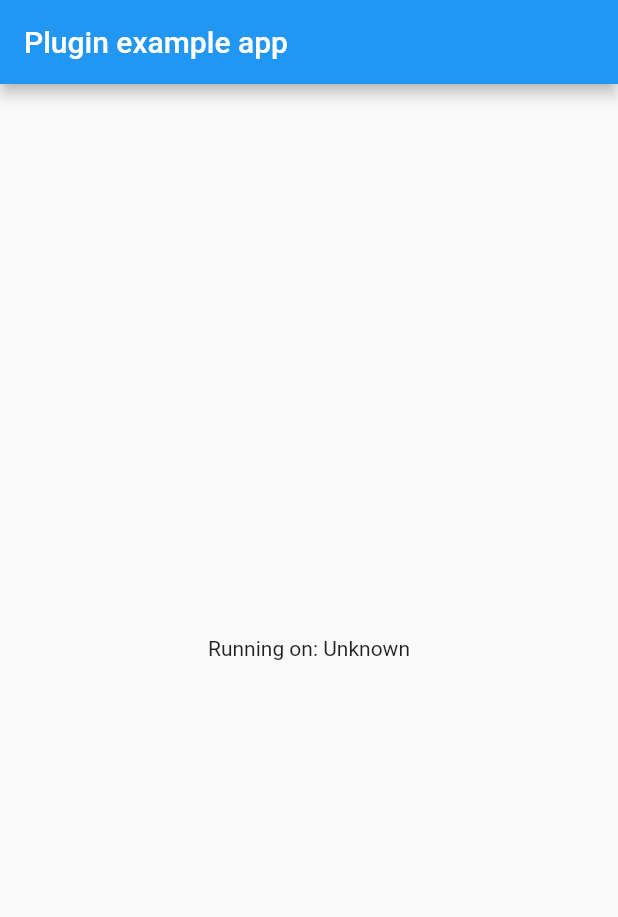
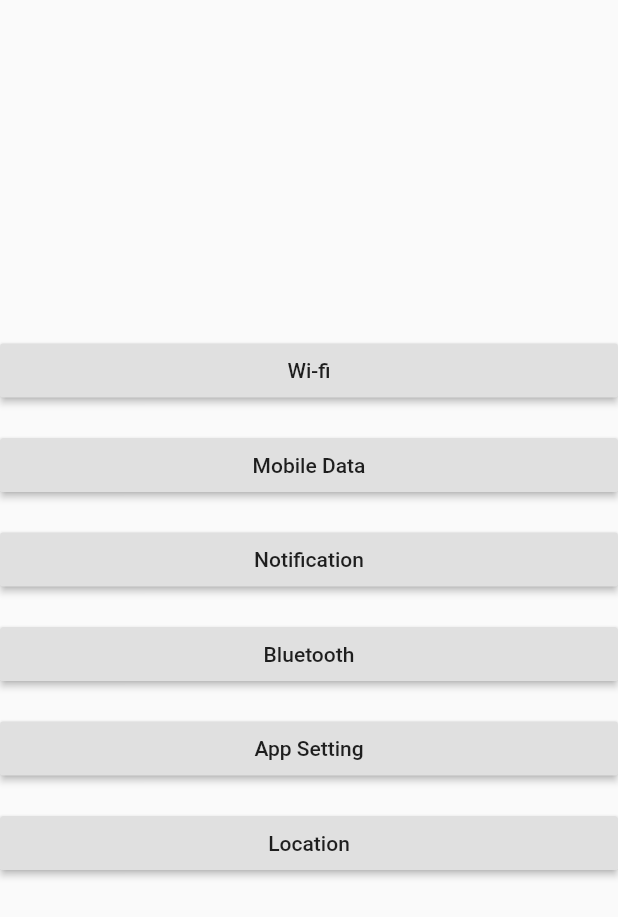
Before and after one commit to PSchu/open_settings, a Flutter app: the screen it shows after launch, on a phone screen of 412 x 824 dp. Shown: the top 917 px of the screen. Run offline on Flutter 3.47's test engine with Material 2 defaults, Android fonts, the phone set to English and light mode, and no system bars.

Commit message:
add the code for andriod and create the method channel

```diff
--- a/open_settings/example/lib/main.dart
+++ b/open_settings/example/lib/main.dart
@@ -1,54 +1,101 @@
 import 'package:flutter/material.dart';
-import 'dart:async';
-
-import 'package:flutter/services.dart';
 import 'package:open_settings/open_settings.dart';
 
 void main() => runApp(MyApp());
 
-class MyApp extends StatefulWidget {
-  @override
-  _MyAppState createState() => _MyAppState();
-}
-
-class _MyAppState extends State<MyApp> {
-  String _platformVersion = 'Unknown';
-
-  @override
-  void initState() {
-    super.initState();
-    initPlatformState();
-  }
-
-  // Platform messages are asynchronous, so we initialize in an async method.
-  Future<void> initPlatformState() async {
-    String platformVersion;
-    // Platform messages may fail, so we use a try/catch PlatformException.
-    try {
-      platformVersion = await OpenSettings.platformVersion;
-    } on PlatformException {
-      platformVersion = 'Failed to get platform version.';
-    }
-
-    // If the widget was removed from the tree while the asynchronous platform
-    // message was in flight, we want to discard the reply rather than calling
-    // setState to update our non-existent appearance.
-    if (!mounted) return;
-
-    setState(() {
-      _platformVersion = platformVersion;
-    });
-  }
-
+class MyApp extends StatelessWidget {
   @override
   Widget build(BuildContext context) {
     return MaterialApp(
-      home: Scaffold(
-        appBar: AppBar(
-          title: const Text('Plugin example app'),
-        ),
-        body: Center(
-          child: Text('Running on: $_platformVersion\n'),
+      title: 'Open Setting',
+      theme: ThemeData(
+        primarySwatch: Colors.blue,
+      ),
+      home: MyHomePage(),
+    );
+  }
+}
+
+class MyHomePage extends StatefulWidget {
+  @override
+  _MyHomePageState createState() => _MyHomePageState();
+}
+
+class _MyHomePageState extends State<MyHomePage> {
+  @override
+  Widget build(BuildContext context) {
+    return Scaffold(
+      body: new Center(
+        child: new Column(
+          mainAxisAlignment: MainAxisAlignment.center,
+          children: <Widget>[
+            new RaisedButton(
+              onPressed: () {
+                OpenSettings.openWIFISetting();
+              },
+              child: new Center(
+                child: new Text('Wi-fi'),
+              ),
+            ),
+            new SizedBox(
+              height: 15,
+            ),
+            new RaisedButton(
+              onPressed: () {
+                OpenSettings.openMobileDataSetting();
+              },
+              child: new Center(
+                child: new Text('Mobile Data'),
+              ),
+            ),
+            new SizedBox(
+              height: 15,
+            ),
+            new RaisedButton(
+              onPressed: () {
+                OpenSettings.openNotificationSetting();
+              },
+              child: new Center(
+                child: new Text('Notification'),
+              ),
+            ),
+            new SizedBox(
+              height: 15,
+            ),
+            new RaisedButton(
+              onPressed: () {
+                OpenSettings.openBluetoothSetting();
+              },
+              child: new Center(
+                child: new Text('Bluetooth'),
+              ),
+            ),
+            new SizedBox(
+              height: 15,
+            ),
+            new RaisedButton(
+              onPressed: () {
+                OpenSettings.openAppSetting();
+              },
+              child: new Center(
+                child: new Text('App Setting'),
+              ),
+            ),
+            new SizedBox(
+              height: 15,
+            ),
+            new RaisedButton(
+              onPressed: () {
+                OpenSettings.openLocationSetting();
+              },
+              child: new Center(
+                child: new Text('Location'),
+              ),
+            ),
+            new SizedBox(
+              height: 15,
+            ),
+          ],
         ),
       ),
     );
--- a/open_settings/lib/open_settings.dart
+++ b/open_settings/lib/open_settings.dart
@@ -3,11 +3,35 @@ import 'dart:async';
 import 'package:flutter/services.dart';
 
 class OpenSettings {
-  static const MethodChannel _channel =
-      const MethodChannel('open_settings');
+  static const MethodChannel _channel = const MethodChannel('open_settings');
 
-  static Future<String> get platformVersion async {
-    final String version = await _channel.invokeMethod('getPlatformVersion');
-    return version;
+  /// Open Wifi settings
+  static Future<void> openWIFISetting() async {
+    await _channel.invokeMethod('openSettings', 'wifi');
+  }
+
+  /// Open mobile data settings
+  static Future<void> openMobileDataSetting() async {
+    await _channel.invokeMethod('openSettings', 'data');
+  }
+
+  /// Open location settings
+  static Future<void> openLocationSetting() async {
+    await _channel.invokeMethod('openSettings', 'location');
+  }
+
+  /// Open app settings
+  static Future<void> openAppSetting() async {
+    await _channel.invokeMethod('openSettings', 'setting');
+  }
+
+  /// Open Bluetooth settings
+  static Future<void> openBluetoothSetting() async {
+    await _channel.invokeMethod('openSettings', 'bluetooth');
+  }
+
+  /// Open Notification settings
+  static Future<void> openNotificationSetting() async {
+    _channel.invokeMethod('openSettings', 'notification');
   }
 }
--- a/open_settings/pubspec.yaml
+++ b/open_settings/pubspec.yaml
@@ -1,8 +1,8 @@
 name: open_settings
 description: A flutter plugin packages for open the app settings in Android
 version: 0.0.1
-author:
-homepage:
+author: Ali Hoseinpoor <iamhoseinpoor@gmail.com>
+homepage: https://github.com/AliHoseinpoor/open_settings
 
 environment:
   sdk: ">=2.1.0 <3.0.0"
```
Also changed, not shown: 2 other files.
